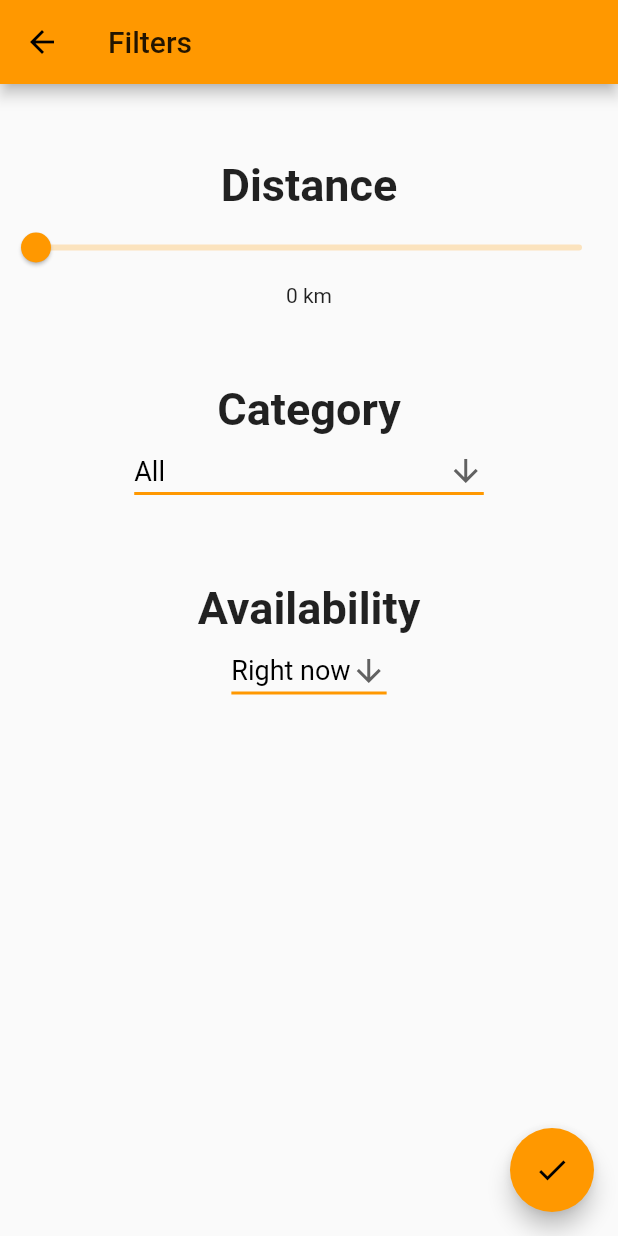
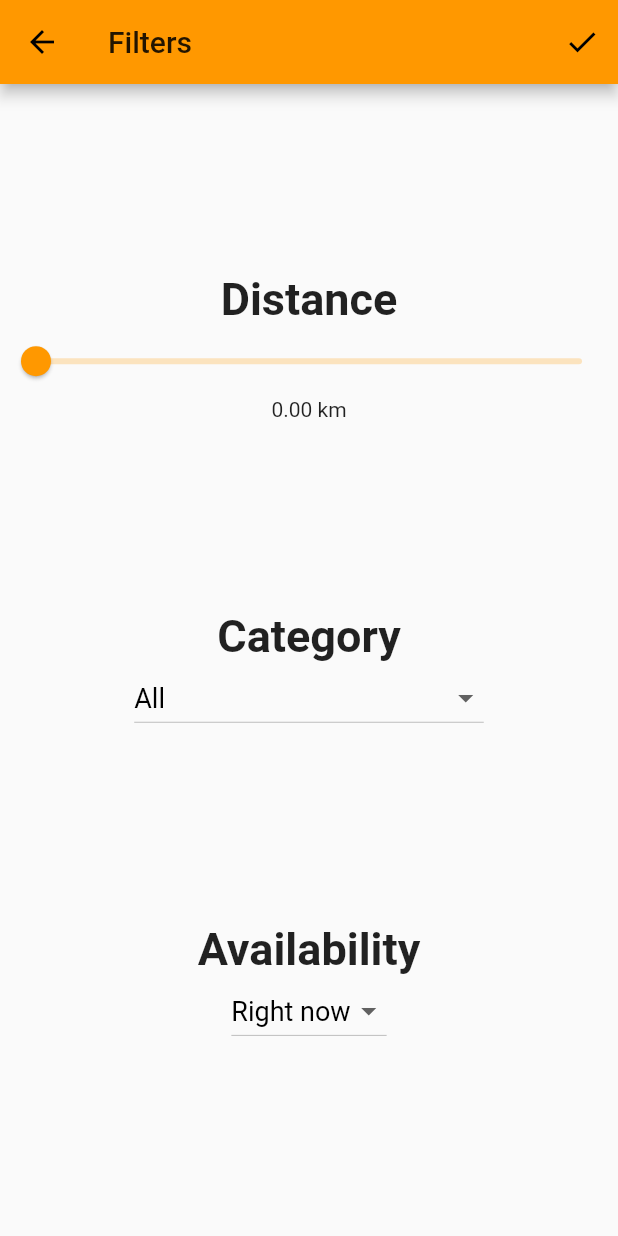
Before and after one commit to Sowdiyeah/kitley, a Flutter app: the FilterPage screen opened directly, on a phone screen of 412 x 824 dp. Run offline on Flutter 3.47's test engine with Material 2 defaults, Android fonts, the phone set to English and light mode, and no system bars; our stand-ins replace cached_network_image, cloud_firestore, firebase_auth, font_awesome_flutter, geolocator, google_sign_in and 1 more; accounts and stored records are empty.

Commit message:
Fix bugs in and reformat filter_page

```diff
--- a/lib/pages/filters_page.dart
+++ b/lib/pages/filters_page.dart
@@ -1,6 +1,7 @@
+import 'dart:math';
+
 import 'package:flutter/material.dart';
 import 'package:shared_preferences/shared_preferences.dart';
-import 'dart:math';
 
 class FilterPage extends StatefulWidget {
   @override
@@ -8,9 +9,10 @@ class FilterPage extends StatefulWidget {
 }
 
 class _FilterPageState extends State<FilterPage> {
+  Future<SharedPreferences> _prefs = SharedPreferences.getInstance();
   double _distance = 0.0;
+  String _distanceString = '0 km';
   double _sliderValue = 0.0;
-  String _distanceString = '0 km';
 
   List<String> _categories = [
     'All',
@@ -22,10 +24,10 @@ class _FilterPageState extends State<FilterPage> {
     'Consumable maintenance',
     'Other',
   ];
-  String _currentCategorySelected = 'All';
+  String _categorySelected = 'All';
 
   List<String> _availabilities = ['Right now', 'Today', 'All'];
-  String _currentAvailabilitySelected = 'Right now';
+  String _availabilitySelected = 'Right now';
 
   @override
   void initState() {
@@ -34,42 +36,46 @@ class _FilterPageState extends State<FilterPage> {
   }
 
   void _loadFilters() async {
-    SharedPreferences prefs = await SharedPreferences.getInstance();
+    SharedPreferences prefs = await _prefs;
     setState(() {
-      _distance = (prefs.get('distance') ?? 0);
-      _currentCategorySelected = (prefs.get('category') ?? 'Screwdrivers');
-      _currentAvailabilitySelected = (prefs.get('availability') ?? 'Right now');
+      _setDistance(sqrt(log((prefs.getDouble('distance') ?? 0) + 1)) * 60);
+      _categorySelected = prefs.getString('category') ?? 'All';
+      _availabilitySelected = prefs.getString('availability') ?? 'Right now';
     });
   }
 
   void _saveFilters(BuildContext context) async {
-    SharedPreferences prefs = await SharedPreferences.getInstance();
+    SharedPreferences prefs = await _prefs;
     await prefs.setDouble('distance', _distance);
-    await prefs.setString('category', _currentCategorySelected);
-    await prefs.setString('availability', _currentAvailabilitySelected);
+    await prefs.setString('category', _categorySelected);
+    await prefs.setString('availability', _availabilitySelected);
     Navigator.pop(context);
   }
 
   @override
   Widget build(BuildContext context) {
     return Scaffold(
-      appBar: AppBar(title: Text('Filters')),
-      body: ListView(
-        children: [
-          SizedBox(height: 50),
-          distanceSection(),
-          SizedBox(height: 50),
-          categorySection(),
-          SizedBox(height: 50),
-          availabilitySection(),
-          SizedBox(height: 50),
+      appBar: AppBar(
+        title: Text('Filters'),
+        actions: <Widget>[
+          IconButton(
+            icon: Icon(Icons.check),
+            onPressed: () => _saveFilters(context),
+          )
         ],
       ),
-      floatingActionButton: saveButton(),
+      body: Column(
+        mainAxisAlignment: MainAxisAlignment.spaceEvenly,
+        children: [
+          _distanceSection(),
+          _categorySection(),
+          _availabilitySection(),
+        ],
+      ),
     );
   }
 
-  Widget distanceSection() {
+  Widget _distanceSection() {
     return Column(
       children: <Widget>[
         Text(
@@ -77,18 +83,8 @@ class _FilterPageState extends State<FilterPage> {
           style: TextStyle(fontWeight: FontWeight.bold, fontSize: 30),
         ),
         Slider(
-          value: _sliderValue,
-          onChanged: (newValue) {
-            setState(() {
-              _sliderValue = newValue;
-              _distance = exp(pow((_sliderValue / 60), 2)) - 1;
-              if (_distance > 15.0) {
-                _distanceString = '15 km +';
-              } else {
-                _distanceString = _distance.toStringAsFixed(2) + ' km';
-              }
-            });
-          },
+          value: sqrt(log(_distance + 1)) * 60,
+          onChanged: _setDistance,
           min: 0,
           max: 100,
         ),
@@ -97,72 +93,59 @@ class _FilterPageState extends State<FilterPage> {
     );
   }
 
-  Widget categorySection() {
+  void _setDistance(double value) {
+    setState(() {
+      _distance = exp(pow((value / 60), 2)) - 1;
+      if (_distance > 15.0) {
+        _distanceString = '15 km +';
+      } else {
+        _distanceString = _distance.toStringAsFixed(2) + ' km';
+      }
+    });
+  }
+
+  Widget _categorySection() {
     return Column(
       children: <Widget>[
-        Text('Category',
-            style: TextStyle(fontWeight: FontWeight.bold, fontSize: 30)),
+        Text(
+          'Category',
+          style: TextStyle(fontWeight: FontWeight.bold, fontSize: 30),
+        ),
         DropdownButton<String>(
-            items: _categories.map((String dropDownStringItem) {
-              return DropdownMenuItem<String>(
-                value: dropDownStringItem,
-                child: Text(dropDownStringItem),
-              );
-            }).toList(),
-            onChanged: (String newCategorySelected) {
-              setState(() {
-                this._currentCategorySelected = newCategorySelected;
-              });
-            },
-            value: _currentCategorySelected,
-            icon: Icon(Icons.arrow_downward),
-            iconSize: 24,
-            elevation: 16,
-            style: TextStyle(color: Colors.black, fontSize: 18),
-            underline: Container(
-              height: 2,
-              color: Colors.orange,
-            )),
+          items: _categories.map(_itemToWidgetItem).toList(),
+          onChanged: (newCategorySelected) {
+            setState(() => _categorySelected = newCategorySelected);
+          },
+          value: _categorySelected,
+          style: TextStyle(color: Colors.black, fontSize: 18),
+        ),
       ],
     );
   }
 
-  Widget availabilitySection() {
+  Widget _availabilitySection() {
     return Column(
       children: <Widget>[
-        Text('Availability',
-            style: TextStyle(fontWeight: FontWeight.bold, fontSize: 30)),
+        Text(
+          'Availability',
+          style: TextStyle(fontWeight: FontWeight.bold, fontSize: 30),
+        ),
         DropdownButton<String>(
-            items: _availabilities.map((String dropDownStringItem) {
-              return DropdownMenuItem<String>(
-                value: dropDownStringItem,
-                child: Text(dropDownStringItem),
-              );
-            }).toList(),
-            onChanged: (String newCategorySelected) {
-              setState(() {
-                this._currentAvailabilitySelected = newCategorySelected;
-              });
-            },
-            value: _currentAvailabilitySelected,
-            icon: Icon(Icons.arrow_downward),
-            iconSize: 24,
-            elevation: 16,
-            style: TextStyle(color: Colors.black, fontSize: 18),
-            underline: Container(
-              height: 2,
-              color: Colors.orange,
-            )),
+          items: _availabilities.map(_itemToWidgetItem).toList(),
+          onChanged: (newCategorySelected) {
+            setState(() => _availabilitySelected = newCategorySelected);
+          },
+          value: _availabilitySelected,
+          style: TextStyle(color: Colors.black, fontSize: 18),
+        ),
       ],
     );
   }
 
-  Widget saveButton() {
-    return FloatingActionButton(
-      child: Icon(Icons.check),
-      onPressed: () {
-        _saveFilters(context);
-      },
+  DropdownMenuItem<String> _itemToWidgetItem(String item) {
+    return DropdownMenuItem<String>(
+      value: item,
+      child: Center(child: Text(item)),
     );
   }
 }
```
